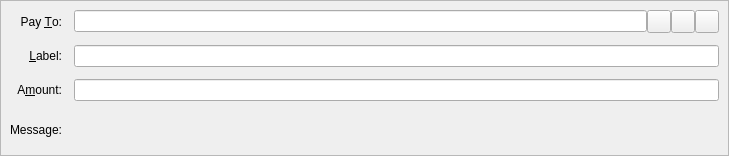
This is src/qt/forms/sendcoinsentry.ui in 22388o/CryptoDEX as Qt 5 draws it before an edit. The edited form follows.
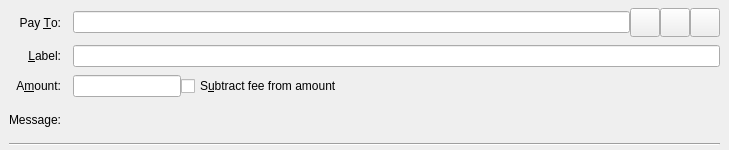
This is the edited form. Icons and pictures are not drawn. Custom widgets are drawn as their Qt base class.

```diff
--- a/src/qt/forms/sendcoinsentry.ui
+++ b/src/qt/forms/sendcoinsentry.ui
@@ -7,7 +7,7 @@
     <x>0</x>
     <y>0</y>
     <width>729</width>
-    <height>156</height>
+    <height>150</height>
    </rect>
   </property>
   <property name="focusPolicy">
@@ -21,15 +21,21 @@
     <string>This is a normal payment.</string>
    </property>
    <property name="frameShape">
-    <enum>QFrame::StyledPanel</enum>
-   </property>
-   <property name="frameShadow">
-    <enum>QFrame::Sunken</enum>
+    <enum>QFrame::NoFrame</enum>
    </property>
    <layout class="QGridLayout" name="gridLayout">
-    <property name="spacing">
+    <property name="topMargin">
+     <number>8</number>
+    </property>
+    <property name="bottomMargin">
+     <number>4</number>
+    </property>
+    <property name="horizontalSpacing">
      <number>12</number>
     </property>
+    <property name="verticalSpacing">
+     <number>8</number>
+    </property>
     <item row="0" column="0">
      <widget class="QLabel" name="payToLabel">
       <property name="text">
@@ -63,9 +69,11 @@
         <property name="text">
          <string/>
         </property>
-        <property name="icon">
-         <iconset resource="../cryptodex.qrc">
-          <normaloff>:/icons/address-book</normaloff>:/icons/address-book</iconset>
+        <property name="iconSize">
+         <size>
+          <width>22</width>
+          <height>22</height>
+         </size>
         </property>
         <property name="shortcut">
          <string>Alt+A</string>
@@ -80,9 +88,11 @@
         <property name="text">
          <string/>
         </property>
-        <property name="icon">
-         <iconset resource="../cryptodex.qrc">
-          <normaloff>:/icons/editpaste</normaloff>:/icons/editpaste</iconset>
+        <property name="iconSize">
+         <size>
+          <width>22</width>
+          <height>22</height>
+         </size>
         </property>
         <property name="shortcut">
          <string>Alt+P</string>
@@ -97,9 +107,11 @@
         <property name="text">
          <string/>
         </property>
-        <property name="icon">
-         <iconset resource="../cryptodex.qrc">
-          <normaloff>:/icons/remove</normaloff>:/icons/remove</iconset>
+        <property name="iconSize">
+         <size>
+          <width>22</width>
+          <height>22</height>
+         </size>
         </property>
        </widget>
       </item>
@@ -139,7 +151,21 @@
      </widget>
     </item>
     <item row="2" column="1">
-     <widget class="BitcoinAmountField" name="payAmount"/>
+     <layout class="QHBoxLayout" name="horizontalLayoutAmount" stretch="0,1">
+      <item>
+       <widget class="BitcoinAmountField" name="payAmount"/>
+      </item>
+      <item>
+       <widget class="QCheckBox" name="checkboxSubtractFeeFromAmount">
+        <property name="toolTip">
+         <string>The fee will be deducted from the amount being sent. The recipient will receive a lower amount of CryptoDex than you enter in the amount field. If multiple recipients are selected, the fee is split equally.</string>
+        </property>
+        <property name="text">
+         <string>S&amp;ubtract fee from amount</string>
+        </property>
+       </widget>
+      </item>
+     </layout>
     </item>
     <item row="3" column="0">
      <widget class="QLabel" name="messageLabel">
@@ -161,6 +187,13 @@
       </property>
      </widget>
     </item>
+    <item row="4" column="0" colspan="2">
+     <widget class="Line" name="line">
+      <property name="orientation">
+       <enum>Qt::Horizontal</enum>
+      </property>
+     </widget>
+    </item>
    </layout>
   </widget>
   <widget class="QFrame" name="SendCoins_InsecurePaymentRequest">
```
Left out of the diff: 32 changed lines with no effect on the pictures.
